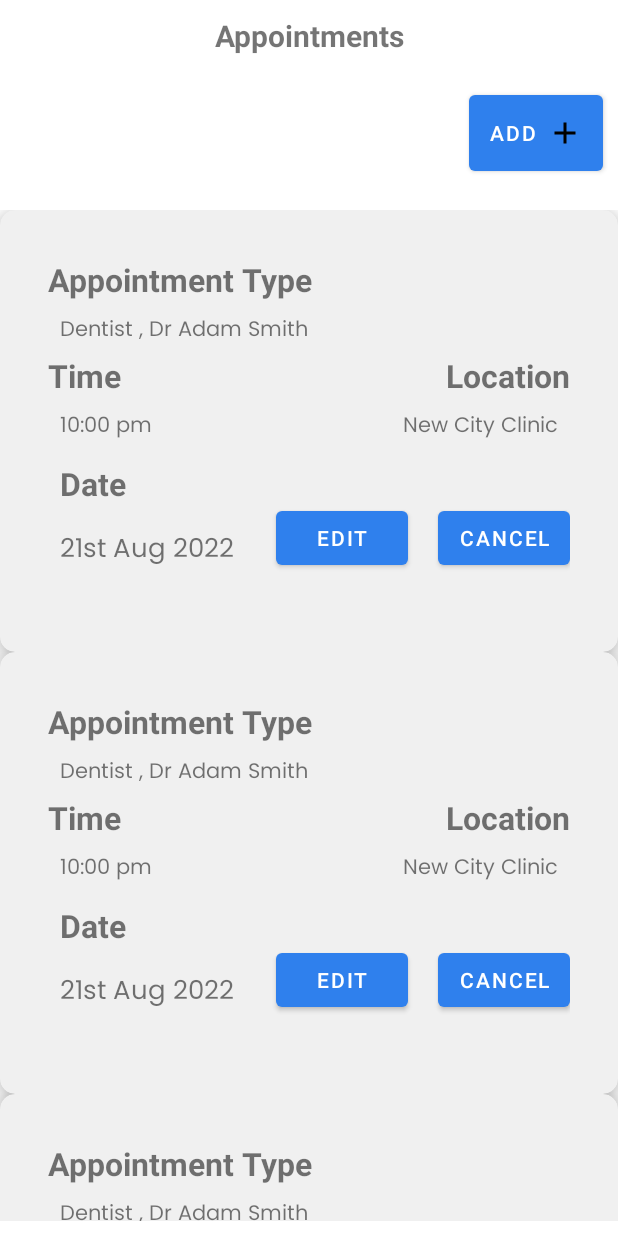
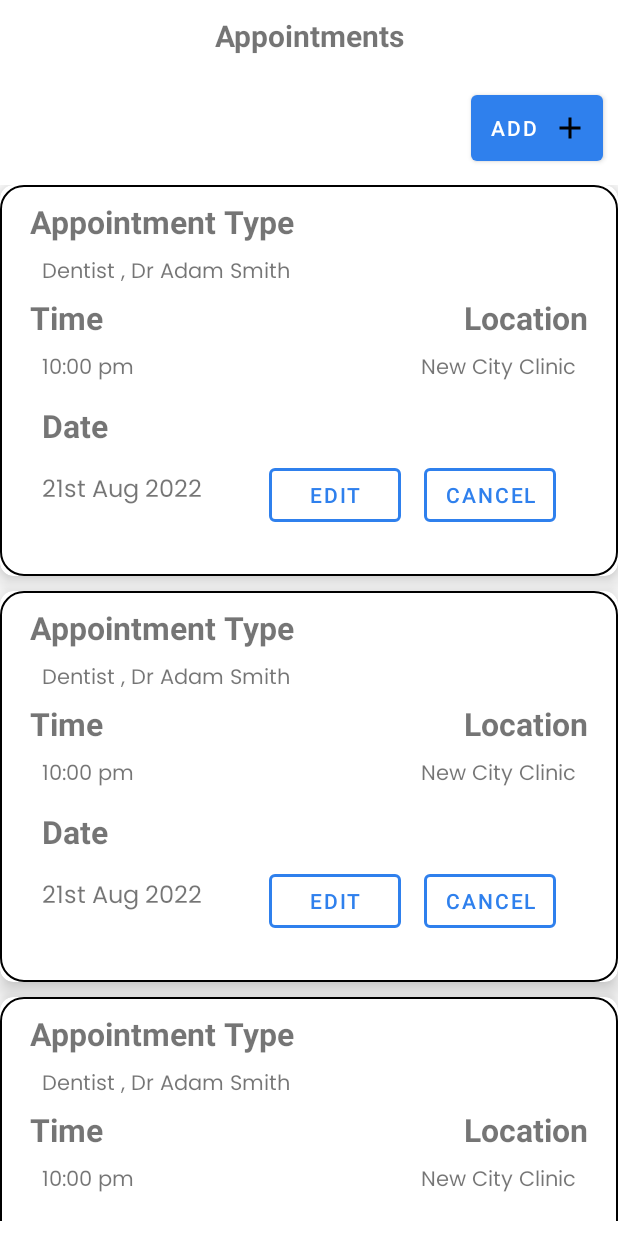
Before and after one commit to Davidson015/HealthAlertApp, an Android app: the AppointmentActivity screen opened directly, with no data from a screen before it, on a phone screen of 412 x 824 dp. Run offline under Robolectric (Android 15) with nearby library versions, the phone set to English and light mode, and no system bars.

Commit message:
Feat(appointment Activity):updated 'activity_appointments designs'

```diff
--- a/app/src/main/java/com/eproject/healthalert/AppointmentActivity.java
+++ b/app/src/main/java/com/eproject/healthalert/AppointmentActivity.java
@@ -1,10 +1,13 @@
 package com.eproject.healthalert;
 
 import androidx.appcompat.app.AppCompatActivity;
+import androidx.cardview.widget.CardView;
 import androidx.recyclerview.widget.LinearLayoutManager;
 import androidx.recyclerview.widget.RecyclerView;
 
+import android.content.Intent;
 import android.os.Bundle;
+import android.widget.Button;
 
 import com.eproject.healthalert.adapter.AppointmentAdapter;
 import com.eproject.healthalert.model.Appointment;
@@ -14,7 +17,10 @@ import java.util.ArrayList;
 
 public class AppointmentActivity extends AppCompatActivity {
 
-    private MaterialCardView card;
+    CardView card;
+    Button addbtn;
+    Intent intent;
+
     private RecyclerView appointment_recyclerView;
 
     private ArrayList<Appointment> appointmentArrayList;
@@ -24,6 +30,7 @@ public class AppointmentActivity extends AppCompatActivity {
         super.onCreate(savedInstanceState);
         setContentView(R.layout.activity_appointment);
 
+//        Setting Recycler View for Appointment cards
         appointment_recyclerView = findViewById(R.id.recyclerview);
 
         appointmentArrayList = new ArrayList<>();
@@ -42,5 +49,7 @@ public class AppointmentActivity extends AppCompatActivity {
         appointment_recyclerView.setLayoutManager(linearLayoutManager);
         appointment_recyclerView.setAdapter(appointmentAdapter);
 
+        // make card checkable
+
     }
 }
--- a/app/src/main/res/layout/activity_appointment.xml
+++ b/app/src/main/res/layout/activity_appointment.xml
@@ -23,14 +23,13 @@
         android:layout_margin="10dp"
         android:drawableEnd="@drawable/ic_add"
         android:drawablePadding="5dp"
-        android:padding="13dp"
+        android:padding="10sp"
         android:text="@string/add" />
 
     <androidx.recyclerview.widget.RecyclerView
         android:id="@+id/recyclerview"
         android:layout_width="match_parent"
         android:layout_height="wrap_content"
-        android:layout_marginTop="10dp"
         android:layout_marginBottom="10dp"
         tools:listitem="@layout/appoinment_list_card_view" />
 
--- a/app/src/main/res/layout/appoinment_list_card_view.xml
+++ b/app/src/main/res/layout/appoinment_list_card_view.xml
@@ -7,19 +7,17 @@
     android:clickable="true"
     android:focusable="true"
     android:checkable="true"
-    app:cardCornerRadius="10dp"
+    app:cardCornerRadius="9dp"
     app:cardElevation="10dp"
-    app:contentPadding="12dp"
-    app:cardForegroundColor="?selectableItemBackground"
-    app:cardBackgroundColor="@color/greyish">
+    android:layout_marginBottom="10dp"
+    app:cardForegroundColor="?selectableItemBackground">
 
     <RelativeLayout
         android:id="@+id/appointment_type_layout"
-        android:layout_width="wrap_content"
+        android:layout_width="match_parent"
         android:layout_height="wrap_content"
-        android:padding="10dp"
-        android:background="@color/greyish"
-        android:layout_margin="10dp">
+        android:background="@drawable/bordered_shape"
+        >
 
         <TextView
             android:id="@+id/appointment_type_txt"
@@ -92,42 +90,55 @@
             android:textSize="21sp"
             android:padding="8dp"
             android:textStyle="bold"
-            android:text="Date" />
+            android:text="@string/date" />
 
+        <LinearLayout
+            android:layout_width="match_parent"
+            android:layout_height="wrap_content"
+            android:weightSum="2"
+            android:layout_below="@id/date_txt">
             <TextView
                 android:id="@+id/date_val"
                 android:layout_width="wrap_content"
                 android:layout_height="wrap_content"
-            android:layout_below="@id/date_txt"
                 android:layout_marginBottom="10dp"
                 android:fontFamily="@font/poppins"
                 android:padding="8dp"
+                android:layout_weight="1"
                 android:text="21st Aug 2022"
-            android:textSize="17sp" />
+                android:textSize="16sp" />
 
+            <LinearLayout
+                android:layout_width="wrap_content"
+                android:layout_height="wrap_content"
+                android:layout_weight="1">
                 <Button
                     android:id="@+id/edit_btn"
                     android:layout_width="wrap_content"
                     android:layout_height="wrap_content"
-            android:layout_below="@id/loc_val"
-            android:layout_marginStart="20dp"
-            android:layout_marginTop="20dp"
-            android:layout_marginBottom="20dp"
-            android:layout_toStartOf="@+id/cancel_btn"
-            android:padding="5dp"
-            android:text="Edit" />
+                    android:layout_marginStart="15sp"
+                    android:layout_marginBottom="20sp"
+                    android:padding="5sp"
+                    android:text="@string/edit"
+                    app:strokeWidth="2dp"
+                    app:strokeColor="?android:attr/colorPrimary"
+                    style="@style/Widget.MaterialComponents.Button.OutlinedButton.Icon" />
 
                 <Button
                     android:id="@+id/cancel_btn"
                     android:layout_width="wrap_content"
                     android:layout_height="wrap_content"
-            android:layout_below="@id/loc_val"
-            android:layout_alignParentEnd="true"
-            android:layout_marginStart="20dp"
-            android:layout_marginTop="20dp"
-            android:layout_marginBottom="20dp"
-            android:padding="5dp"
-            android:text="Cancel" />
+                    android:layout_marginStart="15sp"
+                    android:layout_marginBottom="20sp"
+                    android:padding="5sp"
+                    app:strokeWidth="2dp"
+                    app:strokeColor="?android:attr/colorPrimary"
+                    android:text="@string/cancel"
+                    style="@style/Widget.MaterialComponents.Button.OutlinedButton.Icon" />
+            </LinearLayout>
+
+        </LinearLayout>
+
 
     </RelativeLayout>
 
--- a/app/src/main/res/values/strings.xml
+++ b/app/src/main/res/values/strings.xml
@@ -45,4 +45,7 @@
     <string name="add">Add</string>
     <string name="appointment_type">Appointment Type</string>
     <string name="edit_appointment">Edit Appointment</string>
+    <string name="edit">Edit</string>
+    <string name="cancel">Cancel</string>
+    <string name="date">Date</string>
 </resources>
```
Lines whose indentation alone changed are shown as unchanged.
